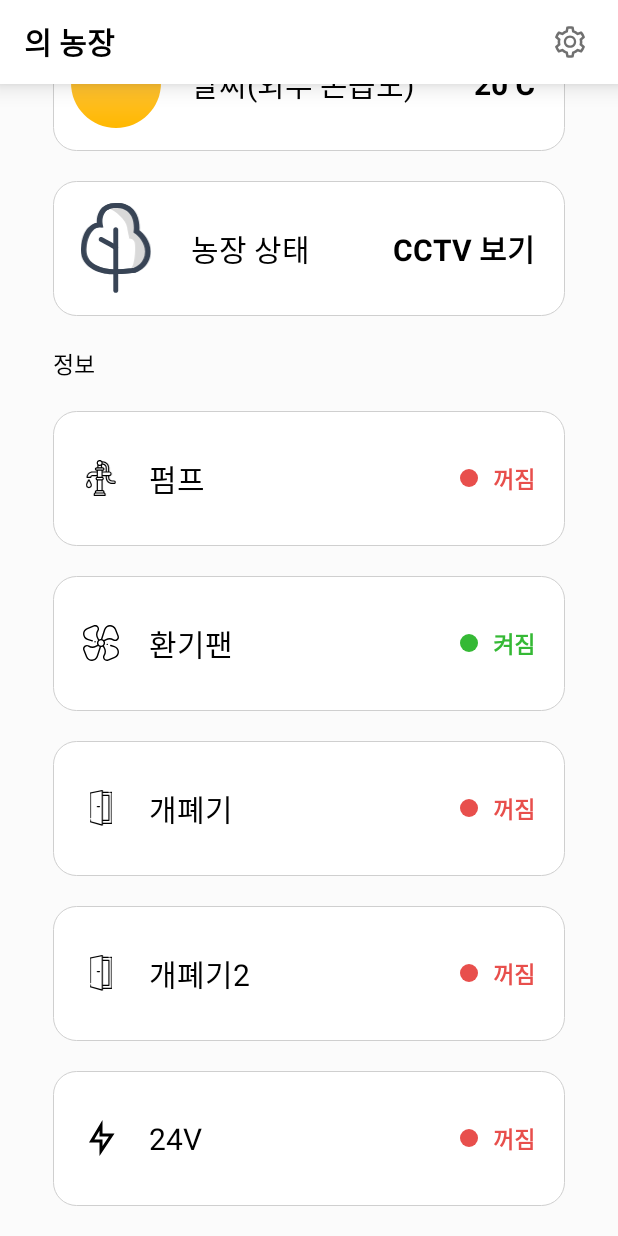
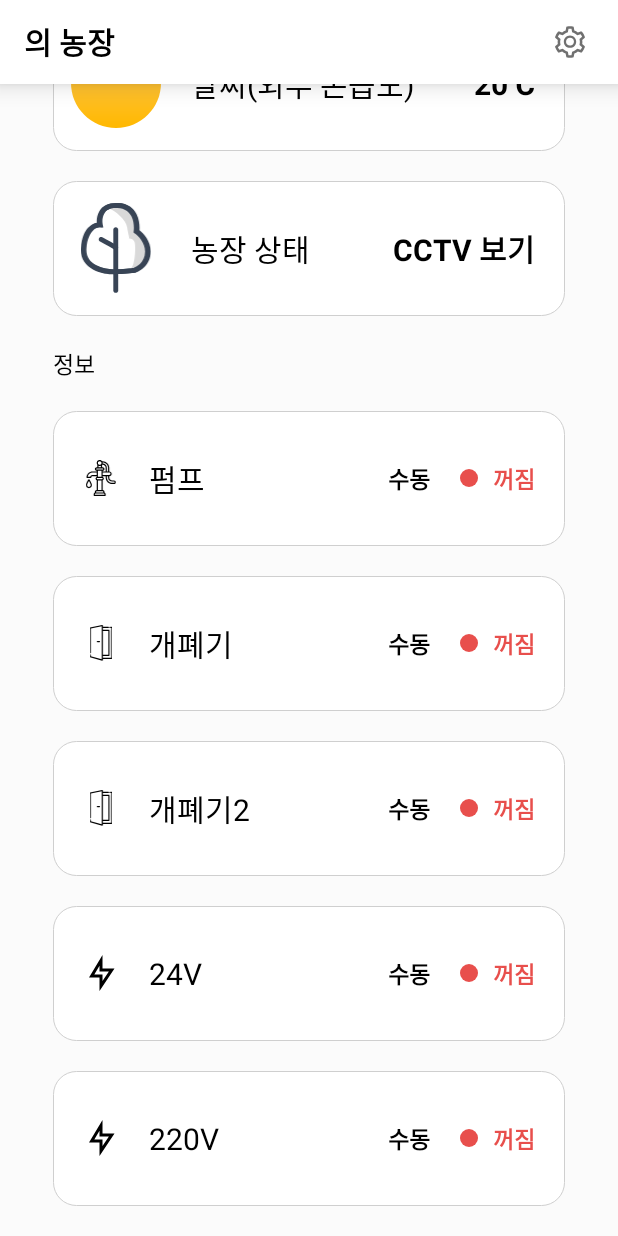
Before and after one commit to SmartFarm2/Android, an Android app: the MainActivity screen opened directly, with no data from a screen before it, scrolled down 284 dp, on a phone screen of 412 x 824 dp. Run offline under Robolectric (Android 15) with nearby library versions, the phone set to English and light mode, and no system bars; our stand-ins replace data binding; libraries missing offline, so code that uses them is left out: cn.pedant, io.socket.client, io.socket.engineio; 19 statements that could not run were skipped.

Commit message:
[UPDATE]all

```diff
--- a/app/src/main/AndroidManifest.xml
+++ b/app/src/main/AndroidManifest.xml
@@ -27,6 +27,8 @@
         <activity android:name=".view.SetDoorActivity" />
         <activity android:name=".view.NotiBoxActivity" />
         <activity android:name=".view.WeatherActivity" />
+        <activity android:name=".view.Set220Activity"/>
+        <activity android:name=".view.Set220AutoActivity"/>
         <activity
             android:name=".view.SplashActivity"
             android:theme="@style/SplashTheme">
@@ -39,7 +41,6 @@
         <activity android:name=".view.SetNameActivity" />
         <activity android:name=".view.SetPlantTemp" />
         <activity android:name=".view.QrScanActivity" />
-        <activity android:name=".view.SignActivity" />
         <activity
             android:name=".view.QrActivity"
             android:windowSoftInputMode="adjustResize" />
--- a/app/src/main/java/com/smartfarm/myapplication/database/SharedPreferenceData.kt
+++ b/app/src/main/java/com/smartfarm/myapplication/database/SharedPreferenceData.kt
@@ -45,6 +45,12 @@ class SharedPreferenceData(context: Context) {
     var endVoltage: String
         get() = pref.getString(Constants.END_VOLTAGE_KEY, "")!!
         set(value) = pref.edit().putString(Constants.END_DOOR_KEY, value).apply()
+    var start220Voltage: String
+        get() = pref.getString(Constants.START_220VOLTAGE_KEY, "")!!
+        set(value) = pref.edit().putString(Constants.START_220VOLTAGE_KEY, value).apply()
+    var end220Voltage: String
+        get() = pref.getString(Constants.END_220VOLTAGE_KEY, "")!!
+        set(value) = pref.edit().putString(Constants.END_220VOLTAGE_KEY, value).apply()
     var pump: String
         get() = pref.getString(Constants.PUMP_DATA_KEY, "")!!
         set(value) = pref.edit().putString(Constants.PUMP_DATA_KEY, value).apply()
--- a/app/src/main/java/com/smartfarm/myapplication/view/MainActivity.kt
+++ b/app/src/main/java/com/smartfarm/myapplication/view/MainActivity.kt
@@ -46,10 +46,6 @@ class MainActivity : AppCompatActivity() {
             lifecycleOwner = this@MainActivity
             recycler.adapter = SpecialAdapter()
 
-            cycle.infoBox.setOnClickListener {
-                viewModel.setCycle()
-            }
-
             door.infoBox.setOnClickListener {
                 viewModel.setDoor()
             }
@@ -81,6 +77,10 @@ class MainActivity : AppCompatActivity() {
 
             pump.infoBox.setOnClickListener {
                 viewModel.setPump()
+            }
+
+            voltage220.infoBox.setOnClickListener {
+                viewModel.set220Voltage()
             }
         }
 
--- a/app/src/main/java/com/smartfarm/myapplication/view/SettingActivity.kt
+++ b/app/src/main/java/com/smartfarm/myapplication/view/SettingActivity.kt
@@ -34,6 +34,11 @@ class SettingActivity : AppCompatActivity() {
             finish()
         }
 
+        binding.voltage220TimeSetting.setOnClickListener {
+            startActivity(Intent(this, Set220Activity::class.java).putExtra("volt220", "volt220"))
+            finish()
+        }
+
     }
 
 }
--- a/app/src/main/java/com/smartfarm/myapplication/viewmodel/MainActivityViewModel.kt
+++ b/app/src/main/java/com/smartfarm/myapplication/viewmodel/MainActivityViewModel.kt
@@ -71,6 +71,30 @@ class MainActivityViewModel(startingTemp: Int, application: Application) : ViewM
     val voltageData: LiveData<Boolean>
         get() = voltage
 
+    private var voltage220 = MutableLiveData<Boolean>()
+    val voltageData220: LiveData<Boolean>
+        get() = voltage220
+
+    private var pumpAuto = MutableLiveData<Boolean>()
+    val pumpAutoData: LiveData<Boolean>
+        get() = pumpAuto
+
+    private var doorAuto1 = MutableLiveData<Boolean>()
+    val doorAutoData1: LiveData<Boolean>
+        get() = doorAuto1
+
+    private var doorAuto2 = MutableLiveData<Boolean>()
+    val doorAutoData2: LiveData<Boolean>
+        get() = doorAuto2
+
+    private var auto24 = MutableLiveData<Boolean>()
+    val auto24Data: LiveData<Boolean>
+        get() = auto24
+
+    private var auto220 = MutableLiveData<Boolean>()
+    val auto220Data: LiveData<Boolean>
+        get() = auto220
+
     private val retrofit: Retrofit = RetrofitClient.getInstance()
     private var weatherService: RetrofitService
 
@@ -99,6 +123,8 @@ class MainActivityViewModel(startingTemp: Int, application: Application) : ViewM
         getInsideHumi()
         getVoltage()
         getPump()
+        get220Voltage()
+        getIsAuto()
     }
 
     fun deobserving() {
@@ -110,12 +136,54 @@ class MainActivityViewModel(startingTemp: Int, application: Application) : ViewM
         manager.removeEvent(Constants.SOCKET_TEMP_INSIDE)
         manager.removeEvent(Constants.SOCKET_HUMI_INSIDE)
         manager.removeEvent(Constants.SOCKET_VOLTAGE)
+        manager.removeEvent(Constants.SOCKET_220VOLTAGE)
+        manager.removeEvent(Constants.SOCKET_220VOLTAGE_AUTO)
+        manager.removeEvent(Constants.SOCKET_DOOR2_AUTO)
+        manager.removeEvent(Constants.SOCKET_PUMP_AUTO)
+        manager.removeEvent(Constants.SOCKET_VOLTAGE_AUTO)
+        manager.removeEvent(Constants.AUTO)
     }
 
     private fun getVoltage() {
         manager.addEvent(Constants.SOCKET_VOLTAGE) {
             CoroutineScope(Dispatchers.Main).launch {
                 voltage.value = it[0] as Boolean
+            }
+        }
+    }
+
+    private fun getIsAuto() {
+        manager.addEvent(Constants.SOCKET_PUMP_AUTO) {
+            CoroutineScope(Dispatchers.Main).launch {
+                pumpAuto.value = it[0] as Boolean
+            }
+        }
+        manager.addEvent(Constants.AUTO) {
+            CoroutineScope(Dispatchers.Main).launch {
+                doorAuto1.value = it[0] as Boolean
+            }
+        }
+        manager.addEvent(Constants.SOCKET_DOOR2_AUTO) {
+            CoroutineScope(Dispatchers.Main).launch {
+                doorAuto2.value = it[0] as Boolean
+            }
+        }
+        manager.addEvent(Constants.SOCKET_VOLTAGE_AUTO) {
+            CoroutineScope(Dispatchers.Main).launch {
+                auto24.value = it[0] as Boolean
+            }
+        }
+        manager.addEvent(Constants.SOCKET_220VOLTAGE_AUTO) {
+            CoroutineScope(Dispatchers.Main).launch {
+                auto220.value = it[0] as Boolean
+            }
+        }
+    }
+
+    private fun get220Voltage() {
+        manager.addEvent(Constants.SOCKET_220VOLTAGE) {
+            CoroutineScope(Dispatchers.Main).launch {
+                voltage220.value = it[0] as Boolean
             }
         }
     }
@@ -186,12 +254,6 @@ class MainActivityViewModel(startingTemp: Int, application: Application) : ViewM
         }
     }
 
-    internal fun setCycle() {
-        manager.emit(Constants.SOCKET_CYCLE_CHANGE, cycle.value!!.not())
-        cycle.value = cycle.value?.not()
-    }
-
-
     internal fun setPump() {
         if (pump.value == false) {
             manager.emit(Constants.SOCKET_PUMP, true)
@@ -205,7 +267,7 @@ class MainActivityViewModel(startingTemp: Int, application: Application) : ViewM
             manager.emit(Constants.SOCKET_DOOR, Constants.UNCLOCK)
         } else if (door.value == Constants.UNCLOCK) {
             manager.emit(Constants.SOCKET_DOOR, Constants.CLOCK)
-        }else {
+        } else {
             manager.emit(Constants.SOCKET_DOOR, Constants.CLOCK)
         }
     }
@@ -215,7 +277,7 @@ class MainActivityViewModel(startingTemp: Int, application: Application) : ViewM
             manager.emit(Constants.SOCKET_DOOR2, Constants.UNCLOCK)
         } else if (door2.value == Constants.UNCLOCK) {
             manager.emit(Constants.SOCKET_DOOR2, Constants.CLOCK)
-        }else {
+        } else {
             manager.emit(Constants.SOCKET_DOOR2, Constants.CLOCK)
         }
     }
@@ -225,6 +287,14 @@ class MainActivityViewModel(startingTemp: Int, application: Application) : ViewM
             manager.emit(Constants.SOCKET_VOLTAGE, true)
         } else if (voltage.value == true) {
             manager.emit(Constants.SOCKET_VOLTAGE, false)
+        }
+    }
+
+    internal fun set220Voltage() {
+        if (voltage220.value == false) {
+            manager.emit(Constants.SOCKET_220VOLTAGE, true)
+        } else if (voltage220.value == true) {
+            manager.emit(Constants.SOCKET_220VOLTAGE, false)
         }
     }
 
--- a/app/src/main/java/com/smartfarm/myapplication/viewmodel/WeatherActivityViewModel.kt
+++ b/app/src/main/java/com/smartfarm/myapplication/viewmodel/WeatherActivityViewModel.kt
@@ -31,10 +31,9 @@ class WeatherActivityViewModel(application: Application) : ViewModel() {
         get() = _toasts
 
     private val retrofit: Retrofit = RetrofitClient.getInstance()
-    private var weatherService: RetrofitService
+    private var weatherService: RetrofitService = retrofit.create(RetrofitService::class.java)
 
     init {
-        weatherService = retrofit.create(RetrofitService::class.java)
 
         weather.value = "맑음"
     }
--- a/app/src/main/res/layout/activity_main.xml
+++ b/app/src/main/res/layout/activity_main.xml
@@ -134,21 +134,16 @@
 
                     <include
                         android:id="@+id/pump"
+                        isAuto="@{myViewModel.pumpAutoData}"
                         name="@{`펌프`}"
                         img="@{@drawable/ic_pump}"
                         isOn="@{myViewModel.pumpData}"
                         layout="@layout/layout_bottom_information" />
 
                     <include
-                        android:id="@+id/cycle"
-                        name="@{`환기팬`}"
-                        img="@{@drawable/ic_fan}"
-                        isOn="@{myViewModel.cycleData}"
-                        layout="@layout/layout_bottom_information" />
-
-                    <include
                         android:id="@+id/door"
                         name="@{`개폐기`}"
+                        isAuto="@{myViewModel.doorAutoData1}"
                         img="@{@drawable/ic_door}"
                         isOn="@{myViewModel.doorData == 2}"
                         layout="@layout/layout_bottom_information" />
@@ -156,6 +151,7 @@
                     <include
                         android:id="@+id/door2"
                         name="@{`개폐기2`}"
+                        isAuto="@{myViewModel.doorAutoData2}"
                         img="@{@drawable/ic_door}"
                         isOn="@{myViewModel.doorData2 == 2}"
                         layout="@layout/layout_bottom_information" />
@@ -163,8 +159,17 @@
                     <include
                         android:id="@+id/voltage"
                         name="@{`24V`}"
+                        isAuto="@{myViewModel.auto24Data}"
                         img="@{@drawable/ic_volt}"
                         isOn="@{myViewModel.voltageData}"
+                        layout="@layout/layout_bottom_information"/>
+
+                    <include
+                        android:id="@+id/voltage220"
+                        name="@{`220V`}"
+                        img="@{@drawable/ic_volt}"
+                        isAuto="@{myViewModel.auto220Data}"
+                        isOn="@{myViewModel.voltageData220}"
                         layout="@layout/layout_bottom_information"/>
 
                 </LinearLayout>
--- a/app/src/main/res/layout/activity_weather.xml
+++ b/app/src/main/res/layout/activity_weather.xml
@@ -33,7 +33,7 @@
                 <TextView
                     android:layout_width="wrap_content"
                     android:layout_height="wrap_content"
-                    android:text="@string/setting_title"
+                    android:text="@string/weather"
                     android:textColor="@color/black"
                     android:textSize="20sp"
                     android:textStyle="bold" />
--- a/app/src/main/res/layout/layout_bottom_information.xml
+++ b/app/src/main/res/layout/layout_bottom_information.xml
@@ -12,6 +12,10 @@
 
         <variable
             name="isOn"
+            type="Boolean" />
+
+        <variable
+            name="isAuto"
             type="Boolean" />
     </data>
 
@@ -48,12 +52,28 @@
             android:layout_height="wrap_content"
             android:layout_weight="1" />
 
+
+        <TextView
+            android:layout_width="wrap_content"
+            android:layout_height="wrap_content"
+            android:layout_gravity="center_vertical"
+            android:layout_marginEnd="20dp"
+            android:layout_marginStart="10dp"
+            android:text="@{isAuto ? `자동` : `수동`}"
+            android:isBold="@{true}"
+            android:textColor="@color/black"
+            android:textSize="15sp"
+            tools:text="수동"
+            tools:textColor="@color/black"/>
+
+
         <ImageView
             android:layout_width="wrap_content"
             android:layout_height="wrap_content"
             android:layout_gravity="center_vertical"
             android:src="@{isOn ? @drawable/state_circle : @drawable/error_state}"
             tools:src="@drawable/state_circle"/>
+
         <TextView
             android:layout_width="wrap_content"
             android:layout_height="wrap_content"
--- a/app/src/main/res/values/strings.xml
+++ b/app/src/main/res/values/strings.xml
@@ -40,6 +40,7 @@
     <string name="door_set">개폐기 재설정</string>
     <string name="pump_set">펌프 재설정</string>
     <string name="voltage_set">24v 재설정</string>
+    <string name="voltage220_set">220v 재설정</string>
     <string name="setting_title">설정</string>
     <string name="farm_Data">농장 설정</string>
     <string name="door_state_setting">농장 자동/수동 재설정</string>
```
Also changed, not shown: app/src/main/java/com/smartfarm/myapplication/data/Constants.kt (+7 -1 lines), app/src/main/java/com/smartfarm/myapplication/view/Set220Activity.kt (added, +82 -0 lines), app/src/main/java/com/smartfarm/myapplication/view/Set220AutoActivity.kt (added, +82 -0 lines), app/src/main/java/com/smartfarm/myapplication/view/SetDoorActivity.kt (+5 -2 lines), app/src/main/java/com/smartfarm/myapplication/view/SetVoltageAutoActivity.kt (+6 -1 lines), app/src/main/res/layout/activity_set_220.xml (added, +125 -0 lines), app/src/main/res/layout/activity_set_220_auto.xml (added, +130 -0 lines), app/src/main/res/layout/activity_setting.xml (+32 -0 lines).
